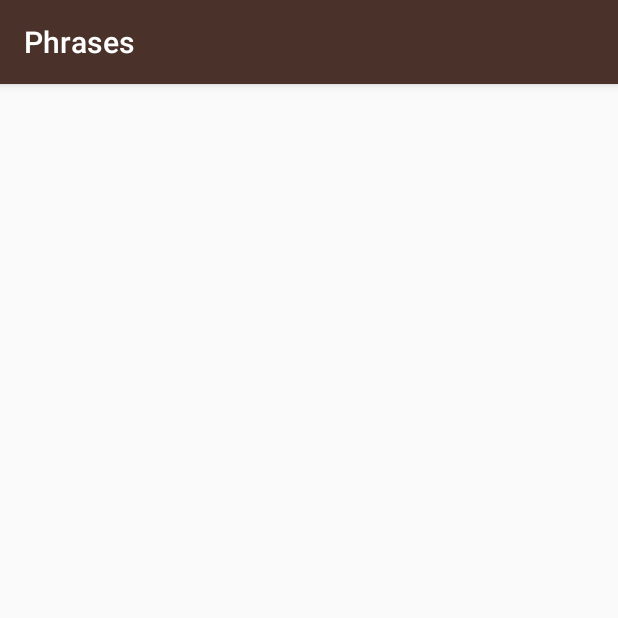
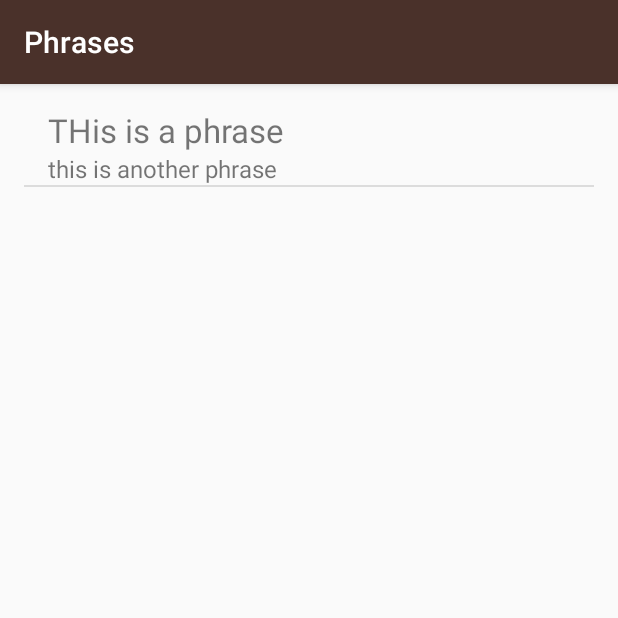
Before and after one commit to nstrucky/MiwokApp, an Android app: the PhrasesActivity screen opened directly, with no data from a screen before it, on a phone screen of 412 x 824 dp, the top half of it. Run offline under Robolectric (Android 15) with nearby library versions, the phone set to English and light mode, and no system bars.

Commit message:
All activities are functional, but not all content is presetn

```diff
--- a/app/src/main/java/com/example/android/miwok/activities/PhrasesActivity.java
+++ b/app/src/main/java/com/example/android/miwok/activities/PhrasesActivity.java
@@ -17,8 +17,13 @@ package com.example.android.miwok.activities;
 
 import android.support.v7.app.AppCompatActivity;
 import android.os.Bundle;
+import android.widget.ListView;
 
 import com.example.android.miwok.R;
+import com.example.android.miwok.customsupport.CustomWordAdapter;
+import com.example.android.miwok.customsupport.CustomWord;
+
+import java.util.ArrayList;
 
 public class PhrasesActivity extends AppCompatActivity {
 
@@ -26,5 +31,14 @@ public class PhrasesActivity extends AppCompatActivity {
     protected void onCreate(Bundle savedInstanceState) {
         super.onCreate(savedInstanceState);
         setContentView(R.layout.activity_phrases);
+
+        ListView listView = (ListView) findViewById(R.id.list_phrases);
+
+        ArrayList<CustomWord> phrases = new ArrayList<>();
+        phrases.add(new CustomWord("THis is a phrase", "this is another phrase"));
+
+        CustomWordAdapter customWordAdapter = new CustomWordAdapter(this, R.layout.list_item_phrases, phrases);
+        listView.setAdapter(customWordAdapter);
+
     }
 }
--- /dev/null
+++ b/app/src/main/java/com/example/android/miwok/customsupport/CustomWord.java
@@ -0,0 +1,39 @@
+package com.example.android.miwok.customsupport;
+
+
+
+public class CustomWord {
+
+    private final String mMiwokTranslation;
+    private final String mEnglishTranslation;
+    private int mImageResourceID;
+
+    /**
+     * Created by root on 12/14/16.
+     *
+     * @param mMiwokTranslation is the Miwok version of the word.
+     *
+     */
+    public CustomWord(String miwokTranslation, String englishTranslation) {
+        mMiwokTranslation = miwokTranslation;
+        mEnglishTranslation = englishTranslation;
+
+    }
+
+    public CustomWord(String miwokTranslation, String englishTranslation, int numberImageID) {
+        this(miwokTranslation, englishTranslation);
+        mImageResourceID = numberImageID;
+    }
+
+    public String getmMiwokTranslation() {
+        return mMiwokTranslation;
+    }
+
+    public String getEnglishTranslation() {
+        return mEnglishTranslation;
+    }
+
+    public int getImageResourceID() {
+        return mImageResourceID;
+    }
+}
--- /dev/null
+++ b/app/src/main/java/com/example/android/miwok/customsupport/CustomWordAdapter.java
@@ -0,0 +1,62 @@
+package com.example.android.miwok.customsupport;
+
+import android.content.Context;
+import android.support.annotation.NonNull;
+import android.view.LayoutInflater;
+import android.view.View;
+import android.view.ViewGroup;
+import android.widget.ArrayAdapter;
+import android.widget.ImageView;
+import android.widget.TextView;
+
+import com.example.android.miwok.R;
+import com.example.android.miwok.activities.ColorsActivity;
+import com.example.android.miwok.activities.FamilyActivity;
+import com.example.android.miwok.activities.NumbersActivity;
+
+import java.util.List;
+
+/**
+ * Created by root on 12/14/16.
+ */
+
+public class CustomWordAdapter extends ArrayAdapter {
+
+    public CustomWordAdapter(Context context, int layout, List list) {
+        super(context, layout, list);
+    }
+
+
+    @NonNull
+    @Override
+    public View getView(int position, View convertView, ViewGroup parent) {
+
+        View listItemView = convertView;
+
+        Context activity = getContext();
+        CustomWord currentWord = (CustomWord) getItem(position);
+
+        if (activity instanceof NumbersActivity ||
+                activity instanceof ColorsActivity ||
+                activity instanceof FamilyActivity) {
+
+            if (listItemView == null) {
+                listItemView = LayoutInflater.from(getContext()).inflate(R.layout.list_item_w_imageasset, parent, false);
+            }
+            ImageView imageView = (ImageView) listItemView.findViewById(R.id.imageView_numbers);
+            imageView.setImageResource(currentWord.getImageResourceID());
+        } else {
+            if (listItemView == null) {
+                listItemView = LayoutInflater.from(getContext()).inflate(R.layout.list_item_phrases, parent, false);
+            }
+        }
+
+        TextView textView1 = (TextView) listItemView.findViewById(R.id.textView_1_numbers);
+        TextView textView2 = (TextView) listItemView.findViewById(R.id.textView_2_numbers);
+
+        textView1.setText(currentWord.getmMiwokTranslation());
+        textView2.setText(currentWord.getEnglishTranslation());
+
+        return listItemView;
+    }
+}
--- a/app/src/main/res/layout/activity_colors.xml
+++ b/app/src/main/res/layout/activity_colors.xml
@@ -23,4 +23,8 @@
     android:paddingTop="@dimen/activity_vertical_margin"
     tools:context="com.example.android.miwok.activities.ColorsActivity">
 
+    <ListView
+        android:layout_width="match_parent"
+        android:layout_height="match_parent"
+        android:id="@+id/list_colors"/>
 </RelativeLayout>
--- a/app/src/main/res/layout/activity_family.xml
+++ b/app/src/main/res/layout/activity_family.xml
@@ -23,4 +23,8 @@
     android:paddingTop="@dimen/activity_vertical_margin"
     tools:context="com.example.android.miwok.activities.FamilyActivity">
 
+    <ListView
+        android:layout_width="match_parent"
+        android:layout_height="match_parent"
+        android:id="@+id/list_family"/>
 </RelativeLayout>
--- a/app/src/main/res/layout/activity_phrases.xml
+++ b/app/src/main/res/layout/activity_phrases.xml
@@ -23,4 +23,8 @@
     android:paddingTop="@dimen/activity_vertical_margin"
     tools:context="com.example.android.miwok.activities.PhrasesActivity">
 
+    <ListView
+        android:layout_width="match_parent"
+        android:layout_height="match_parent"
+        android:id="@+id/list_phrases"/>
 </RelativeLayout>
--- /dev/null
+++ b/app/src/main/res/layout/list_item_phrases.xml
@@ -0,0 +1,30 @@
+<?xml version="1.0" encoding="utf-8"?>
+<LinearLayout xmlns:android="http://schemas.android.com/apk/res/android"
+    android:orientation="vertical" android:layout_width="match_parent"
+    android:layout_height="match_parent"
+    xmlns:tools="http://schemas.android.com/tools">
+
+    <LinearLayout
+        android:layout_width="match_parent"
+        android:layout_height="match_parent"
+        android:layout_marginLeft="16dp"
+        android:layout_weight="3"
+        android:orientation="vertical">
+
+        <TextView
+            android:id="@+id/textView_1_numbers"
+            android:layout_width="match_parent"
+            android:layout_height="wrap_content"
+            android:textSize="22sp"
+            tools:text="one" />
+
+        <TextView
+            android:id="@+id/textView_2_numbers"
+            android:layout_width="match_parent"
+            android:layout_height="wrap_content"
+            android:textSize="16sp"
+            tools:text="1" />
+
+    </LinearLayout>
+
+</LinearLayout>
```
Also changed, not shown: app/src/main/java/com/example/android/miwok/activities/ColorsActivity.java (+23 -0 lines), app/src/main/java/com/example/android/miwok/activities/FamilyActivity.java (+15 -0 lines), app/src/main/java/com/example/android/miwok/activities/NumbersActivity.java (+15 -15 lines), app/src/main/java/com/example/android/miwok/customsupport/CustomNumbers.java (deleted, +0 -30 lines), app/src/main/java/com/example/android/miwok/customsupport/CustomNumbersAdapter.java (deleted, +0 -49 lines), app/src/main/res/layout/list_item_w_imageasset.xml (renamed from app/src/main/res/layout/list_item_numbers.xml).
